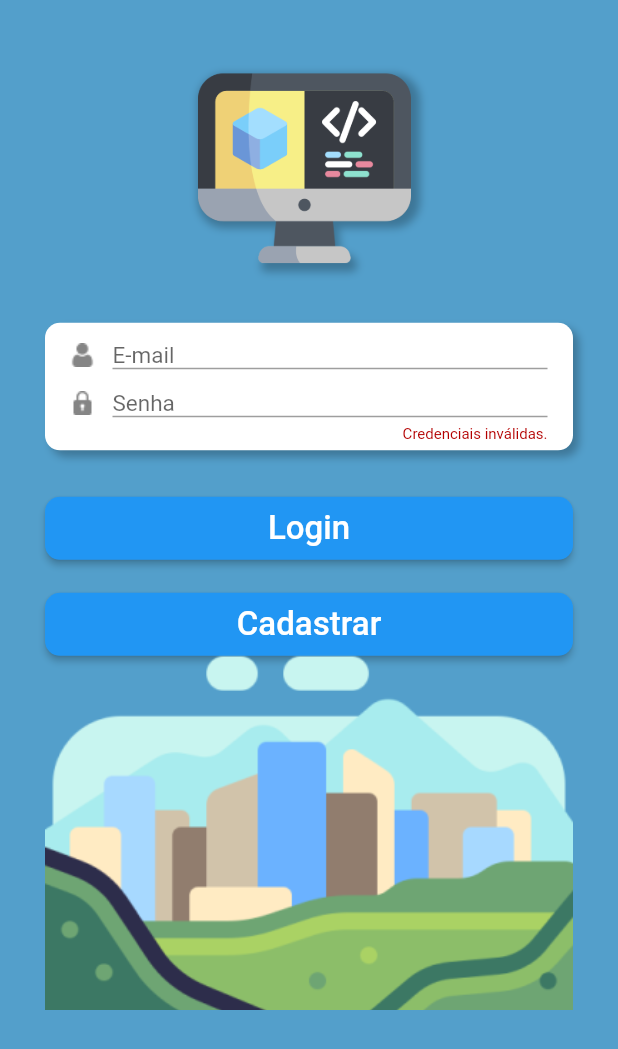
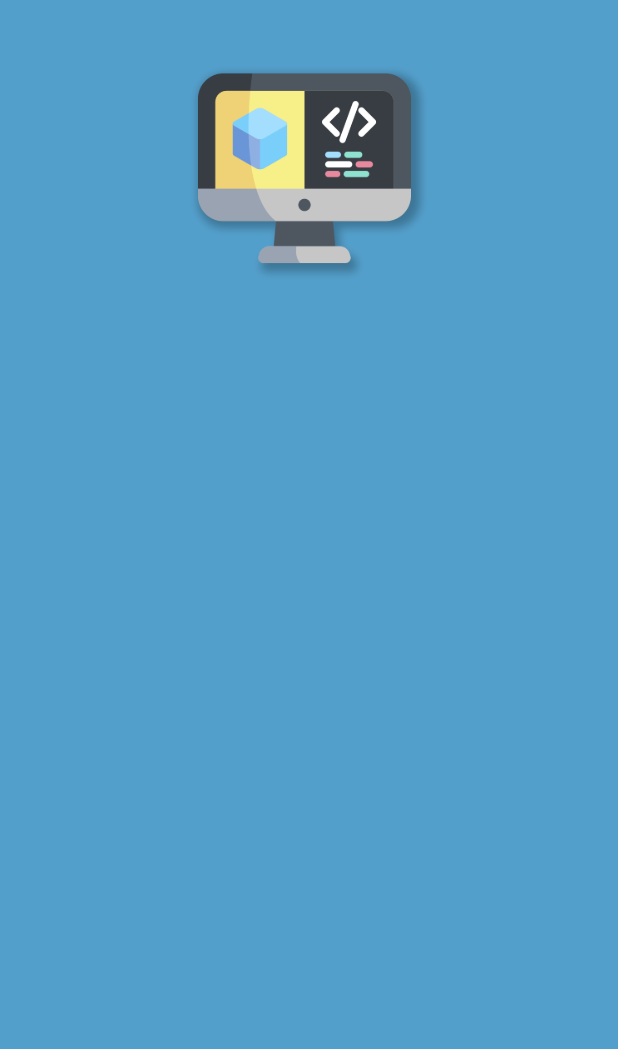
Before and after one commit to dav1zera/desafio_1, a Flutter app: the screen it shows after launch, on a phone screen of 412 x 824 dp. Shown: the top 1049 px of the screen. Run offline on Flutter 3.47's test engine with Material 2 defaults, Android fonts, the phone set to English and light mode, and no system bars; our stand-ins replace google_fonts; Roboto replaces fonts that are missing (Neuton, Ovo).

Commit message:
Segunda tela

```diff
--- /dev/null
+++ b/lib/commons/screen_image.dart
@@ -0,0 +1,38 @@
+import 'dart:ui';
+
+import 'package:flutter/material.dart';
+
+class ScreenImage extends StatelessWidget {
+  final String image;
+  const ScreenImage({
+    Key? key,
+    required this.image,
+  }) : super(key: key);
+
+  @override
+  Widget build(BuildContext context) {
+    return Center(
+      child: Stack(
+        children: [
+          Opacity(
+            opacity: 0.25,
+            child: Image.asset(
+              "assets/images/screen.png",
+              color: Colors.black,
+              width: 174,
+              height: 148,
+            ),
+          ),
+          BackdropFilter(
+            filter: ImageFilter.blur(sigmaX: 3.0, sigmaY: 3.0),
+            child: Image.asset(
+              "assets/images/screen.png",
+              width: 168,
+              height: 142,
+            ),
+          ),
+        ],
+      ),
+    );
+  }
+}
--- a/lib/my_app_page.dart
+++ b/lib/login/login_page.dart
@@ -1,21 +1,21 @@
-import 'package:desafio_1/widgets/box_form.dart';
-import 'package:desafio_1/widgets/custom_button.dart';
-import 'package:desafio_1/widgets/screen_image.dart';
-import 'package:desafio_1/widgets/urban_image.dart';
+import 'package:desafio_1/login/widgets/box_form.dart';
+import 'package:desafio_1/commons/custom_button.dart';
+import 'package:desafio_1/commons/screen_image.dart';
+import 'package:desafio_1/login/widgets/urban_image.dart';
 import 'package:flutter/material.dart';
 
-bool isValidEmail = false;
-bool isValidPasswd = false;
+bool? isValidEmail;
+bool? isValidPasswd;
 
-class MyAppPage extends StatefulWidget {
+class LoginPage extends StatefulWidget {
   final formKey = GlobalKey<FormState>();
-  MyAppPage({Key? key}) : super(key: key);
+  LoginPage({Key? key}) : super(key: key);
 
   @override
-  _MyAppPageState createState() => _MyAppPageState();
+  _LoginPageState createState() => _LoginPageState();
 }
 
-class _MyAppPageState extends State<MyAppPage> {
+class _LoginPageState extends State<LoginPage> {
   @override
   Widget build(BuildContext context) {
     return Scaffold(
@@ -42,9 +42,9 @@ class _MyAppPageState extends State<MyAppPage> {
           CustomButton(
             text: "Login",
             onPressed: () {
-              widget.formKey.currentState?.validate();
-              isValidEmail ? print("Email válido") : print("Email inválido");
-              isValidPasswd ? print("Senha válida") : print("Senha inválida");
+              setState(() {
+                widget.formKey.currentState?.validate();
+              });
             },
           ),
           SizedBox(
--- a/lib/main.dart
+++ b/lib/main.dart
@@ -1,7 +1,7 @@
 import 'package:flutter/material.dart';
 
-import 'my_app_page.dart';
-
+//import 'login/login_page.dart';
+import 'register/register_page.dart';
 //Shift R = Reload completo da aplicação;
 
 void main() {
@@ -12,7 +12,7 @@ class MeuHello extends StatelessWidget {
   @override
   Widget build(BuildContext context) {
     return MaterialApp(
-      home: MyAppPage(),
+      home: RegisterPage(),
     );
   }
 }
--- /dev/null
+++ b/lib/register/register_page.dart
@@ -0,0 +1,29 @@
+import 'package:desafio_1/commons/screen_image.dart';
+import 'package:flutter/material.dart';
+
+class RegisterPage extends StatefulWidget {
+  const RegisterPage({Key? key}) : super(key: key);
+
+  @override
+  _RegisterPageState createState() => _RegisterPageState();
+}
+
+class _RegisterPageState extends State<RegisterPage> {
+  @override
+  Widget build(BuildContext context) {
+    return Scaffold(
+      backgroundColor: Color(0xFF539FCB),
+      body: ListView(
+        padding: const EdgeInsets.symmetric(horizontal: 30.0),
+        children: [
+          SizedBox(
+            height: MediaQuery.of(context).size.height * 0.05,
+          ),
+          ScreenImage(
+            image: "assets/images/screen.png",
+          ),
+        ],
+      ),
+    );
+  }
+}
```
Also changed, not shown: lib/commons/custom_button.dart (added, +37 -0 lines), lib/login/widgets/box_form.dart (renamed from lib/widgets/box_form.dart, +30 -18 lines), lib/login/widgets/text_form_field.dart (added, +52 -0 lines), lib/login/widgets/urban_image.dart (added, +22 -0 lines), lib/utils.dart (deleted, +0 -60 lines), lib/utils/utils.dart (added, +28 -0 lines).
